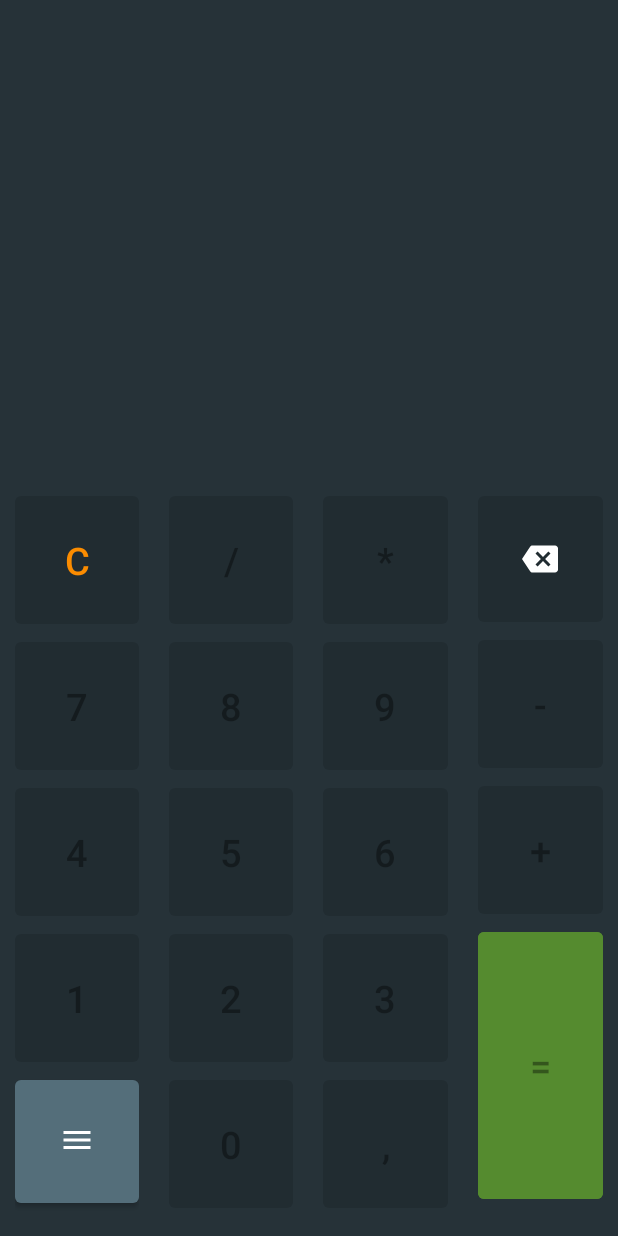
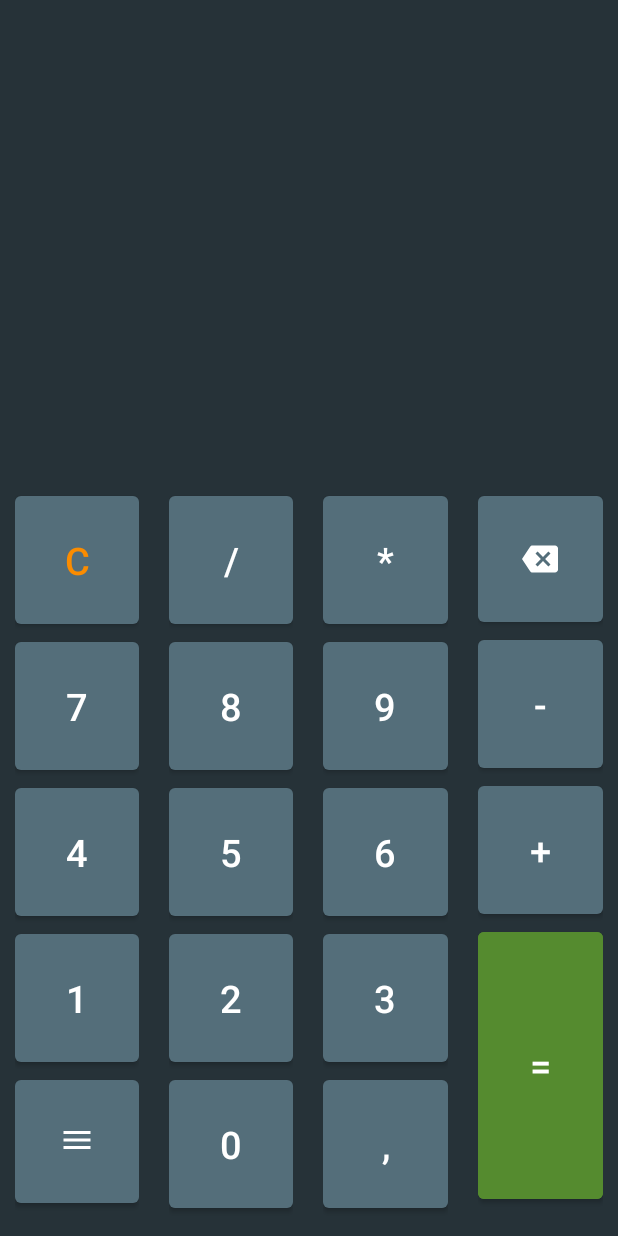
Before and after one commit to peter91v/UI-Design, an Android app: the screen it shows after launch (MainActivity), after a tap on "close reasult history", on a phone screen of 412 x 824 dp. Run offline under Robolectric (Android 15) with nearby library versions, the phone set to English and light mode, and no system bars; 2 other taps on this screen came first.

Commit message:
Add new function setvisibilityand fixed bug

```diff
--- a/Calculator/app/src/main/java/com/example/calculator/MainActivity.java
+++ b/Calculator/app/src/main/java/com/example/calculator/MainActivity.java
@@ -22,7 +22,7 @@ import com.example.calculator.MathParser.SimpleParser;
 
 public class MainActivity extends AppCompatActivity {
 
-    private Button btnDEL;
+    private Button btnDEL,btnRes,btnC;
     private TextView tvRes;
     private LinearLayout tvHist,tvHist2, Main;
     private String result;
@@ -40,10 +40,10 @@ public class MainActivity extends AppCompatActivity {
         Objects.requireNonNull(getSupportActionBar()).hide(); //<< this
         setContentView(R.layout.activity_main);
 
-        Button btnC = findViewById(R.id.btnc);
+        btnC = findViewById(R.id.btnc);
         btnDEL= findViewById(R.id.btndel);
         Button btnMenu = findViewById(R.id.btnmenu);
-        Button btnRes = findViewById(R.id.btnresult);
+        btnRes = findViewById(R.id.btnresult);
         ImageButton imbtnx = findViewById(R.id.imbtnX);
 
         tvRes= findViewById(R.id.calcres);
@@ -58,21 +58,20 @@ public class MainActivity extends AppCompatActivity {
         buttons = creatButtons(BUTTON_IDS, values);
 
 
-        imbtnx.setOnClickListener(v -> tvHist.setVisibility(View.INVISIBLE));
+        imbtnx.setOnClickListener(v -> {
+            tvHist.setVisibility(View.INVISIBLE);
+            setVisibility(true);
+
+        });
         btnMenu.setOnClickListener(v -> {
 
             tvHist.setVisibility(View.VISIBLE);
             setVisibility(false);
-            btnC.setEnabled(false);
-            btnRes.setEnabled(false);
-            btnDEL.setEnabled(false);
 
             Main.setOnClickListener(c ->{
                 tvHist.setVisibility(View.INVISIBLE);
                 setVisibility(true);
-                btnC.setEnabled(true);
-                btnRes.setEnabled(true);
-                btnDEL.setEnabled(true);
+
             });
         });
 
@@ -82,14 +81,16 @@ public class MainActivity extends AppCompatActivity {
         });
 
         btnDEL.setOnClickListener(v -> {
-            if (result.length() != 0){
-
-                result = result.substring(0, result.length() - 1);}
-
-            else{
+            if (result.length() != 0)
+            {
+                result = result.substring(0, result.length() - 1);
+            }
+            else
+                {
                 btnDEL.setEnabled(false);}
                 tvRes.setText(result);
         });
+
         Context context = getApplicationContext();
         btnclear.setOnClickListener(v -> tvHist2.removeAllViews());
 
@@ -101,19 +102,19 @@ public class MainActivity extends AppCompatActivity {
             newtv.setTextSize(24);
             newtv.setPadding(25, 0, 0, 0);
             newtv.setPaintFlags(newtv.getPaintFlags()| Paint.UNDERLINE_TEXT_FLAG);
-            //newtv.setBackgroundColor(Color.GRAY);
 
             newtv.setId(tvid);
             newtv.setOnClickListener(c -> {
                 tvRes.setText(newtv.getText());
+                result = (String) tvRes.getText();
                 tvHist.setVisibility(View.INVISIBLE);
+                setVisibility(true);
 
             });
             tvid++;
             newtv.setLayoutParams(new LinearLayout.LayoutParams(
                     LinearLayout.LayoutParams.MATCH_PARENT,
                     LinearLayout.LayoutParams.WRAP_CONTENT));
-
 
             tvHist2.addView(newtv);
 
@@ -129,9 +130,7 @@ public class MainActivity extends AppCompatActivity {
                 Toast toast = Toast.makeText(context, text, duration);
                 toast.show();
             }
-
         });
-
     }
 
     /** Creating buttons and adding functions to numeric/operator buttons
@@ -161,10 +160,17 @@ public class MainActivity extends AppCompatActivity {
         }
         return Buttons;
     }
+
+    /** This function by True set buttons Enabled, by false set buttons disabled
+     *
+     * @param state Boolean,
+     */
     void setVisibility(Boolean state){
         for(Button i : buttons){
             i.setEnabled(state);
         }
-
+        btnC.setEnabled(state);
+        btnRes.setEnabled(state);
+        btnDEL.setEnabled(state);
     }
 }
```
